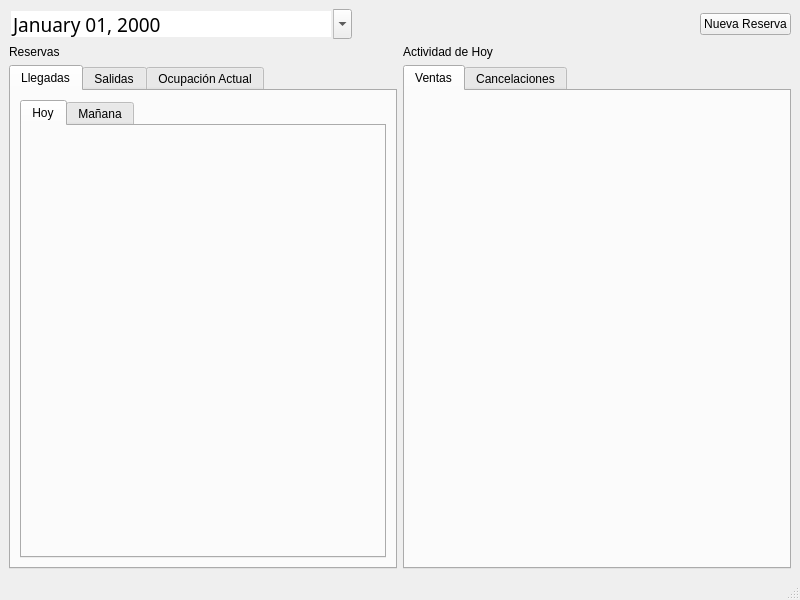
Old version of the form Ventana_Principal/ventanaprincipal.ui in the repository Dennis-Villa/Gestor_Hotelero.
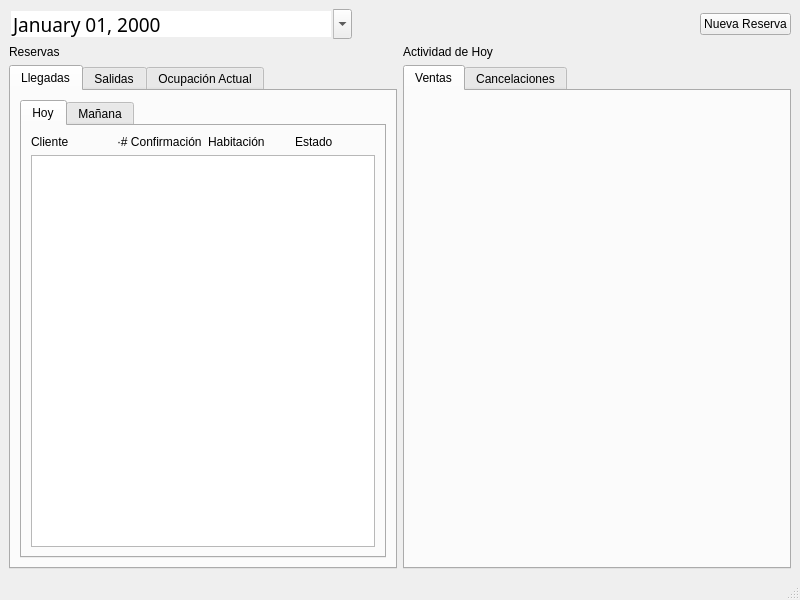
New version of the form. The open tabs and pages were chosen to show the change.

```diff
--- a/Ventana_Principal/ventanaprincipal.ui
+++ b/Ventana_Principal/ventanaprincipal.ui
@@ -131,6 +131,43 @@
                <attribute name="title">
                 <string>Hoy</string>
                </attribute>
+               <layout class="QVBoxLayout" name="verticalLayout_5">
+                <item>
+                 <layout class="QHBoxLayout" name="horizontalLayout_2">
+                  <item>
+                   <widget class="QLabel" name="label_3">
+                    <property name="text">
+                     <string>Cliente</string>
+                    </property>
+                   </widget>
+                  </item>
+                  <item>
+                   <widget class="QLabel" name="label_4">
+                    <property name="text">
+                     <string>·# Confirmación</string>
+                    </property>
+                   </widget>
+                  </item>
+                  <item>
+                   <widget class="QLabel" name="label_5">
+                    <property name="text">
+                     <string>Habitación</string>
+                    </property>
+                   </widget>
+                  </item>
+                  <item>
+                   <widget class="QLabel" name="label_6">
+                    <property name="text">
+                     <string>Estado</string>
+                    </property>
+                   </widget>
+                  </item>
+                 </layout>
+                </item>
+                <item>
+                 <widget class="QTableView" name="tableView"/>
+                </item>
+               </layout>
               </widget>
               <widget class="QWidget" name="tabLlegadasManiana">
                <attribute name="title">
```
Left out of the diff: 39 changed lines with no effect on the pictures.
